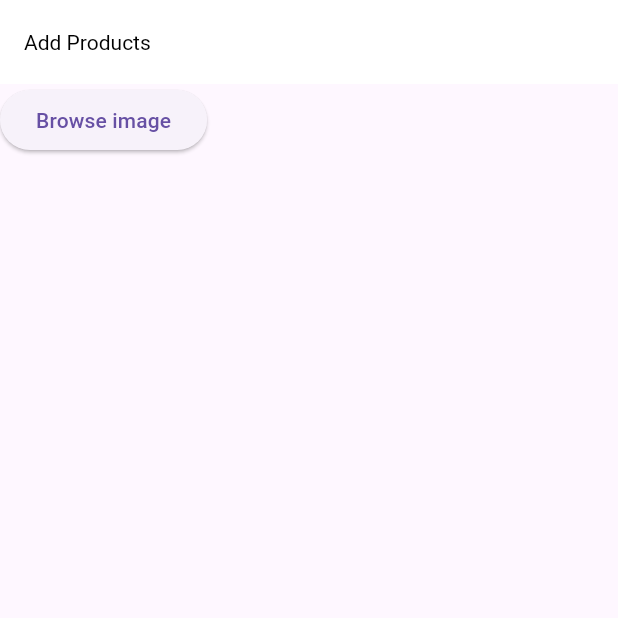
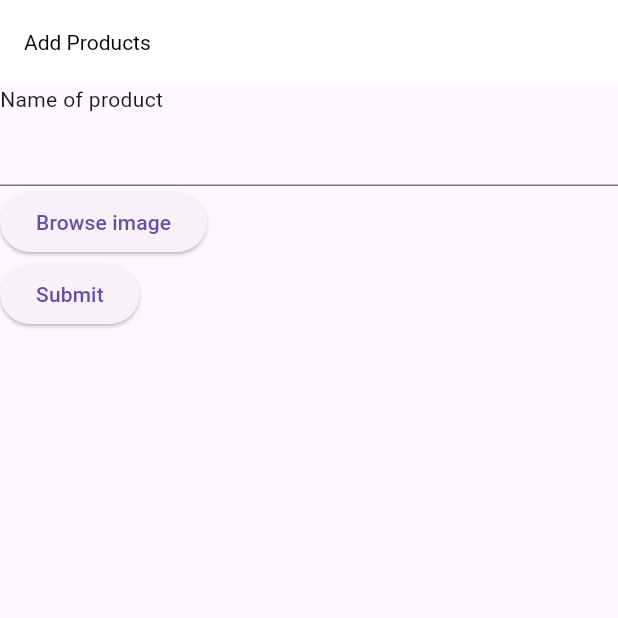
Before and after one commit to Sprajapati123/Batch33B, a Flutter app: the screen it shows after launch, on a phone screen of 412 x 824 dp, the top half of it. Run offline on Flutter 3.47's test engine with Material 3 defaults, Android fonts, the phone set to English and light mode, and no system bars; our stand-ins replace cloud_firestore, firebase_auth, firebase_core, firebase_database, firebase_storage, image_picker; accounts and stored records are empty.

Commit message:
image upload

```diff
--- a/lib/add_products/add_product_screen.dart
+++ b/lib/add_products/add_product_screen.dart
@@ -1,5 +1,7 @@
 import 'dart:io';
 
+import 'package:cloud_firestore/cloud_firestore.dart';
+import 'package:firebase_storage/firebase_storage.dart';
 import 'package:flutter/material.dart';
 import 'package:image_picker/image_picker.dart';
 
@@ -13,6 +15,9 @@ class AddProductScreen extends StatefulWidget {
 
 class _AddProductScreenState extends State<AddProductScreen> {
   File? image;
+  String? tempUrl;
+  FirebaseStorage storage = FirebaseStorage.instance;
+  FirebaseFirestore firestore = FirebaseFirestore.instance;
   void pickImage(ImageSource source) async {
     var selected =
         await ImagePicker().pickImage(source: source, imageQuality: 100);
@@ -23,9 +28,23 @@ class _AddProductScreenState extends State<AddProductScreen> {
       setState(() {
         image = File(selected.path);
       });
+      saveToStorage();
     }
   }
 
+  saveToStorage() async {
+    var name = image!.path.split('/').last;
+
+    var response = await storage
+        .ref()
+        .child('products')
+        .child(name)
+        .putFile(File(image!.path));
+
+    tempUrl = await response.ref.getDownloadURL();
+  }
+
+  final TextEditingController nameController = TextEditingController();
   @override
   Widget build(BuildContext context) {
     return Scaffold(
@@ -33,7 +52,24 @@ class _AddProductScreenState extends State<AddProductScreen> {
         title: const Text("Add Products"),
       ),
       body: Column(
+        mainAxisAlignment: MainAxisAlignment.start,
+        crossAxisAlignment: CrossAxisAlignment.start,
         children: [
+          StreamBuilder(stream: firestore.collection('products').snapshots(),
+              builder: (context, snapshot) {
+                return Column(
+                  children: snapshot.data!.docs.map((e) => ListTile(
+                    leading: Image.network(e['image']),
+                    title: Text(e['productName'],
+
+                    ),
+                  )).toList(),
+                );
+              },),
+          const Text("Name of product"),
+          TextFormField(
+            controller: nameController,
+          ),
           ElevatedButton(
               onPressed: () {
                 showDialog(
@@ -77,7 +113,14 @@ class _AddProductScreenState extends State<AddProductScreen> {
                   image!,
                   height: 100,
                   width: 100,
-                )
+                ),
+          ElevatedButton(onPressed: () async{
+            var data = {
+              "productName": nameController.text,
+              "image": tempUrl
+            };
+            await firestore.collection('products').doc().set(data);
+          }, child: Text("Submit"))
         ],
       ),
     );
```
